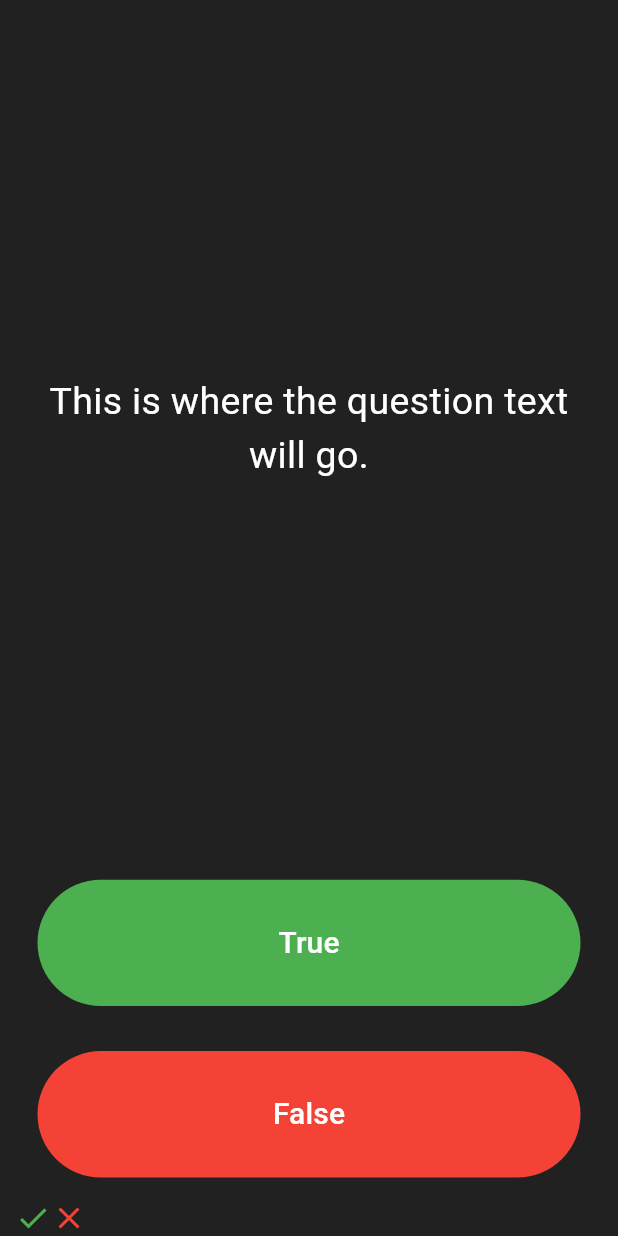
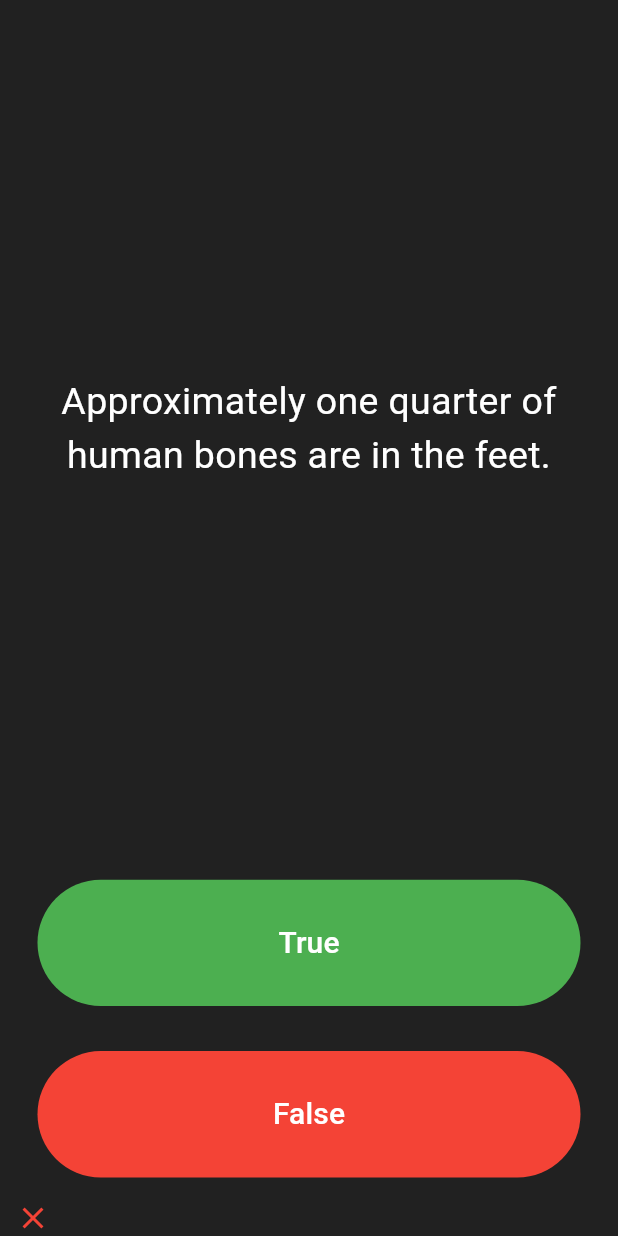
Before and after one commit to EberronBruce/quizzler_flutter, a Flutter app: the screen it shows after launch, after a tap on "True", on a phone screen of 412 x 824 dp. Run offline on Flutter 3.47's test engine with Material 3 defaults, Android fonts, the phone set to English and light mode, and no system bars.

Commit message:
Added state, change text, add classes, added questions

```diff
--- a/lib/main.dart
+++ b/lib/main.dart
@@ -1,6 +1,39 @@
 import 'package:flutter/material.dart';
 
 void main() => runApp(Quizzler());
+
+class AnswerButton extends StatelessWidget {
+  final String text;
+  final Color backgroundColor;
+  final VoidCallback onPressed;
+
+  const AnswerButton({
+    super.key,
+    required this.text,
+    required this.backgroundColor,
+    required this.onPressed,
+  });
+
+  @override
+  Widget build(BuildContext context) {
+    return Expanded(
+      child: Padding(
+        padding: EdgeInsets.all(15.0),
+        child: TextButton(
+          style: TextButton.styleFrom(
+            foregroundColor: Colors.white,
+            backgroundColor: backgroundColor,
+          ),
+          onPressed: onPressed,
+          child: Text(
+            text,
+            style: TextStyle(color: Colors.white, fontSize: 20),
+          ),
+        ),
+      ),
+    );
+  }
+}
 
 class Quizzler extends StatelessWidget {
   const Quizzler({super.key});
@@ -29,13 +62,39 @@ class QuizPage extends StatefulWidget {
 }
 
 class QuizPageState extends State<QuizPage> {
-  List<Widget> scoreKeeper = [
-    Icon(Icons.check, color: Colors.green),
-    Icon(Icons.close, color: Colors.red),
-  ];
+  int _currentQuestion = 0;
+  final List<Question> _questionsToAsk = questions;
+  List<Widget> _scoreKeeper = [];
+
+  void _goToNextQuestion() {
+    if (_currentQuestion < _questionsToAsk.length - 1) {
+      setState(() {
+        _currentQuestion++;
+      });
+    }
+  }
+
+  void _resetQuiz() {
+    setState(() {
+      _currentQuestion = 0;
+      _scoreKeeper = [];
+    });
+  }
+
+  void _addScore(bool isCorrect) {
+    setState(() {
+      isCorrect
+          ? _scoreKeeper.add(Icon(Icons.check, color: Colors.green))
+          : _scoreKeeper.add(Icon(Icons.close, color: Colors.red));
+    });
+  }
 
   @override
   Widget build(BuildContext context) {
+    bool isQuizOver =
+        _currentQuestion == _questionsToAsk.length - 1 &&
+        _scoreKeeper.length >= _questionsToAsk.length;
+
     return Column(
       mainAxisAlignment: MainAxisAlignment.spaceBetween,
       crossAxisAlignment: CrossAxisAlignment.stretch,
@@ -46,47 +105,42 @@ class QuizPageState extends State<QuizPage> {
             padding: EdgeInsets.all(10.0),
             child: Center(
               child: Text(
-                'This is where the question text will go.',
+                !isQuizOver
+                    ? _questionsToAsk[_currentQuestion].questionText
+                    : 'Thank You. Try Again',
                 textAlign: TextAlign.center,
                 style: TextStyle(fontSize: 25.0, color: Colors.white),
               ),
             ),
           ),
         ),
-        Expanded(
-          child: Padding(
-            padding: EdgeInsets.all(15.0),
-            child: TextButton(
-              style: TextButton.styleFrom(
-                foregroundColor: Colors.white,
-                backgroundColor: Colors.green,
-              ),
-              child: Text(
-                'True',
-                style: TextStyle(color: Colors.white, fontSize: 20.0),
-              ),
-              onPressed: () {
-                //The user picked true.
-              },
-            ),
+
+        if (isQuizOver) ...[
+          AnswerButton(
+            text: 'Restart',
+            backgroundColor: Colors.blue,
+            onPressed: _resetQuiz,
           ),
-        ),
-        Expanded(
-          child: Padding(
-            padding: EdgeInsets.all(15.0),
-            child: TextButton(
-              style: TextButton.styleFrom(backgroundColor: Colors.red),
-              child: Text(
-                'False',
-                style: TextStyle(fontSize: 20.0, color: Colors.white),
-              ),
-              onPressed: () {
-                //The user picked false.
-              },
-            ),
+          SizedBox.shrink(),
+        ] else ...[
+          AnswerButton(
+            text: 'True',
+            backgroundColor: Colors.green,
+            onPressed: () {
+              _addScore(true == _questionsToAsk[_currentQuestion].answer);
+              _goToNextQuestion();
+            },
           ),
-        ),
-        Row(children: scoreKeeper),
+          AnswerButton(
+            text: 'False',
+            backgroundColor: Colors.red,
+            onPressed: () {
+              _addScore(false == _questionsToAsk[_currentQuestion].answer);
+              _goToNextQuestion();
+            },
+          ),
+        ],
+        Row(children: _scoreKeeper),
       ],
     );
   }
@@ -97,3 +151,16 @@ question1: 'You can lead a cow down stairs but not up stairs.', false,
 question2: 'Approximately one quarter of human bones are in the feet.', true,
 question3: 'A slug\'s blood is green.', true,
 */
+
+class Question {
+  final String questionText;
+  final bool answer;
+
+  const Question(this.questionText, this.answer);
+}
+
+final List<Question> questions = [
+  Question('You can lead a cow down stairs but not up stairs.', false),
+  Question('Approximately one quarter of human bones are in the feet.', true),
+  Question('A slug\'s blood is green.', true),
+];
```
